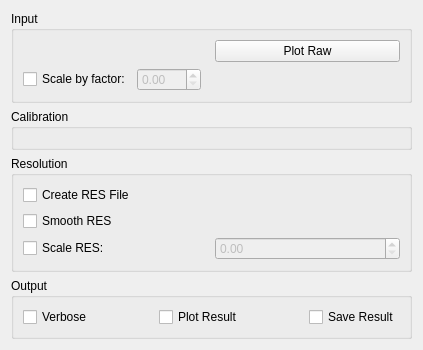
The window that Code/Mantid/MantidQt/CustomInterfaces/inc/MantidQtCustomInterfaces/Indirect/IndirectCalibration.ui (mantidproject/mantid) describes before a commit, drawn with Qt 5.
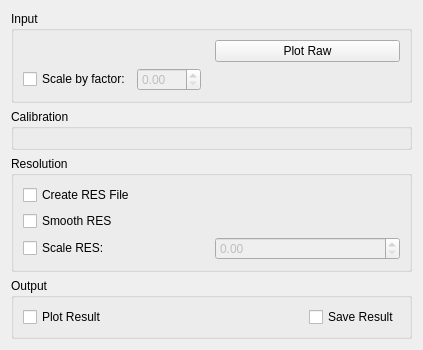
The same window after the commit. Custom widgets are drawn as their Qt base class.

What changed in the file:
```diff
--- a/Code/Mantid/MantidQt/CustomInterfaces/inc/MantidQtCustomInterfaces/Indirect/IndirectCalibration.ui
+++ b/Code/Mantid/MantidQt/CustomInterfaces/inc/MantidQtCustomInterfaces/Indirect/IndirectCalibration.ui
@@ -179,26 +179,6 @@
       <string>Output</string>
      </property>
      <layout class="QHBoxLayout" name="horizontalLayout">
-      <item>
-       <widget class="QCheckBox" name="ckVerbose">
-        <property name="text">
-         <string>Verbose</string>
-        </property>
-       </widget>
-      </item>
-      <item>
-       <spacer name="horizontalSpacer_1">
-        <property name="orientation">
-         <enum>Qt::Horizontal</enum>
-        </property>
-        <property name="sizeHint" stdset="0">
-         <size>
-          <width>40</width>
-          <height>20</height>
-         </size>
-        </property>
-       </spacer>
-      </item>
       <item>
        <widget class="QCheckBox" name="ckPlot">
         <property name="toolTip">
```
